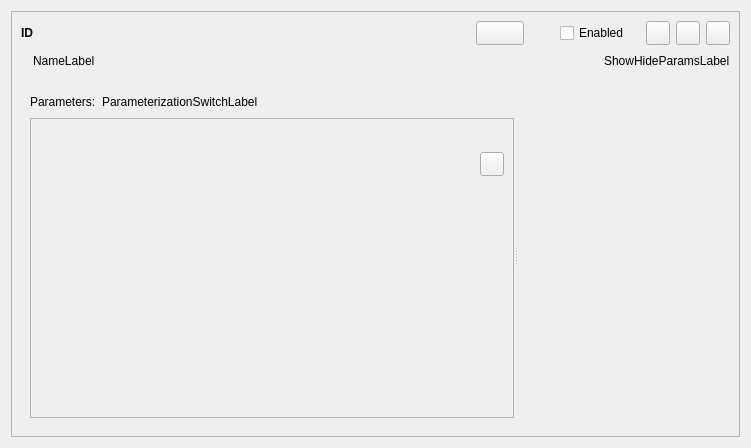
Qt form src/apps/openfluid-builder/common/WareWidget.ui (jylfc0307/OpenFluidPlus) before a commit.
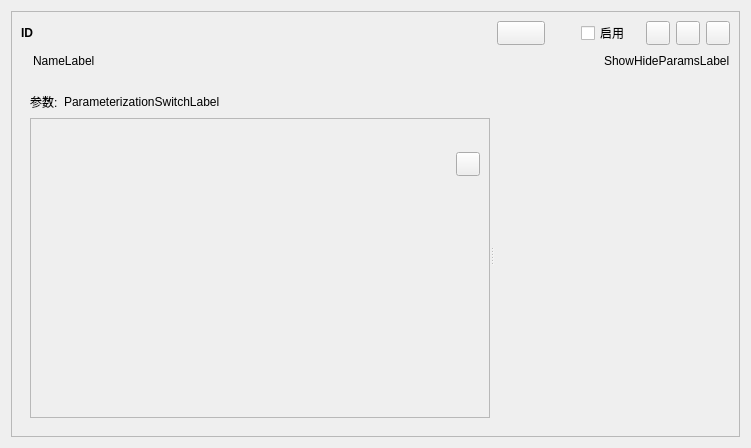
The same form after that commit. Custom widgets are drawn as their Qt base class.

What changed in the file:
```diff
--- a/src/apps/openfluid-builder/common/WareWidget.ui
+++ b/src/apps/openfluid-builder/common/WareWidget.ui
@@ -107,7 +107,7 @@
         <item>
          <widget class="QCheckBox" name="EnabledCheckBox">
           <property name="text">
-           <string>Enabled</string>
+           <string>启用</string>
           </property>
          </widget>
         </item>
@@ -289,7 +289,7 @@
                <item>
                 <widget class="QLabel" name="label">
                  <property name="text">
-                  <string>Parameters:</string>
+                  <string>参数:</string>
                  </property>
                 </widget>
                </item>
@@ -374,7 +374,7 @@
                      <rect>
                       <x>0</x>
                       <y>0</y>
-                      <width>517</width>
+                      <width>472</width>
                       <height>296</height>
                      </rect>
                     </property>
```
